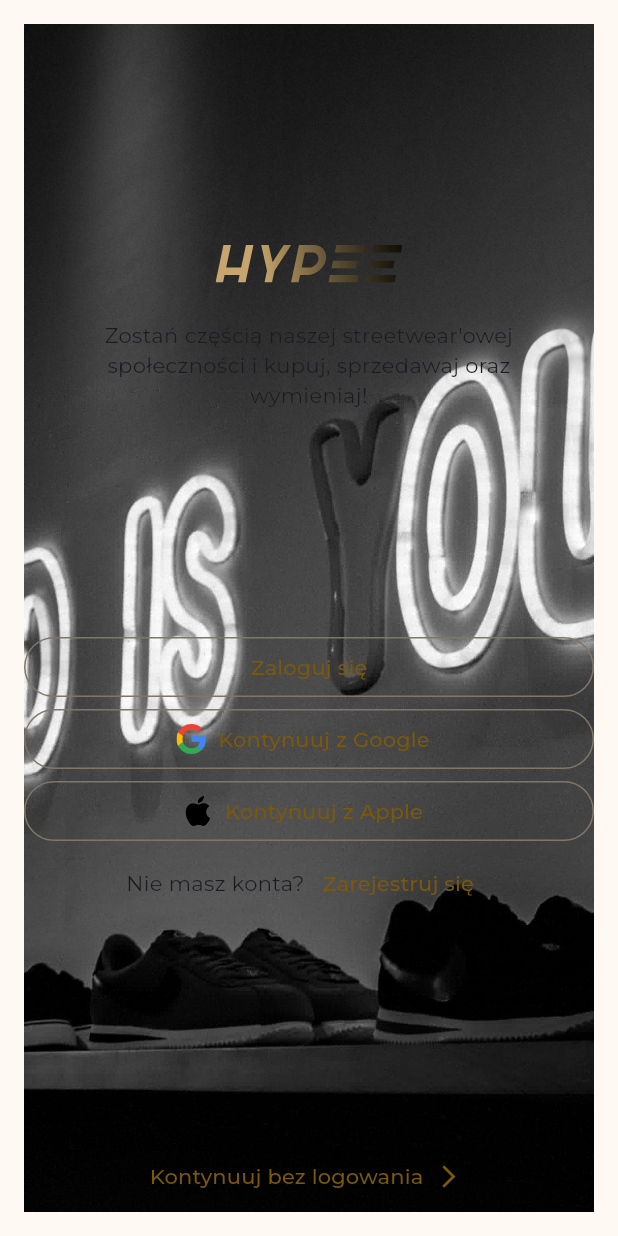
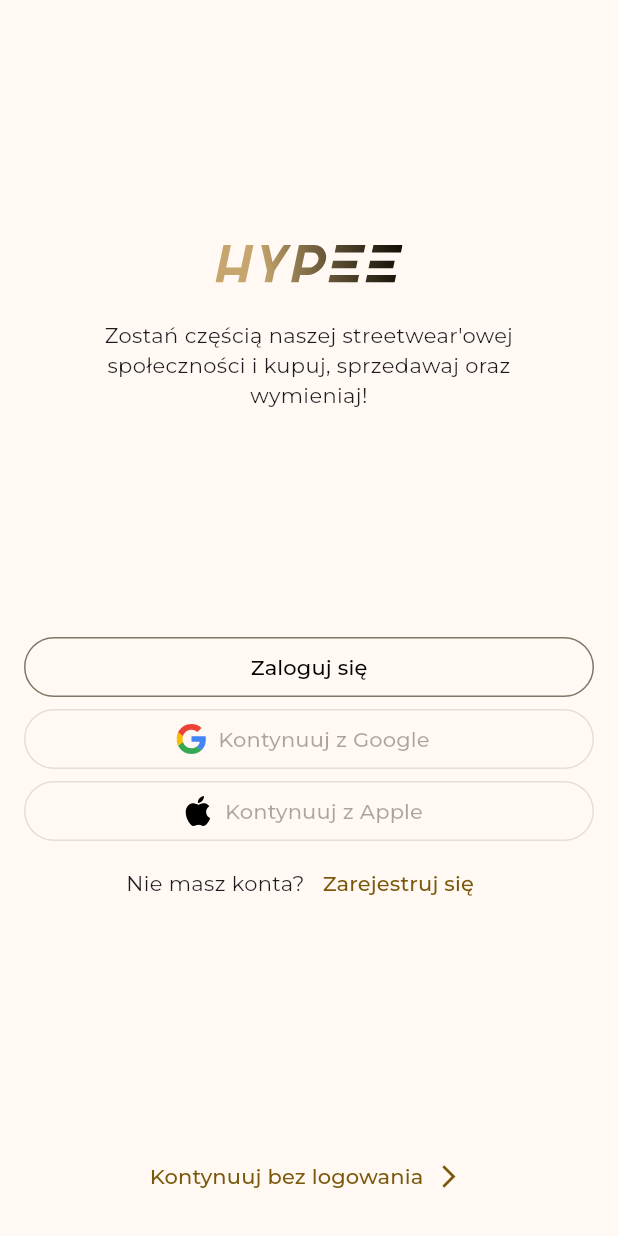
Before and after one commit to xmooncake/hypee, a Flutter app: the screen it shows after launch, on a phone screen of 412 x 824 dp. Run offline on Flutter 3.47's test engine with Material 3 defaults, Android fonts, the phone set to English and light mode, and no system bars; our stand-ins replace bloc, dio, equatable, flutter_bloc, flutter_svg, get_it and 3 more.

```diff
--- a/lib/features/app/app_dependencies.dart
+++ b/lib/features/app/app_dependencies.dart
@@ -8,7 +8,12 @@ class AppDependencies {
   static void register() {
     final getIt = GetIt.instance;
 
-    getIt.registerSingleton<AppBloc>(AppBloc());
-    getIt.registerSingleton<AppRouter>(AppRouter());
+    if (!getIt.isRegistered<AppBloc>()) {
+      getIt.registerSingleton<AppBloc>(AppBloc());
+    }
+
+    if (!getIt.isRegistered<AppRouter>()) {
+      getIt.registerSingleton<AppRouter>(AppRouter());
+    }
   }
 }
--- a/lib/features/app/bloc/app_bloc.dart
+++ b/lib/features/app/bloc/app_bloc.dart
@@ -1,14 +1,12 @@
-import 'dart:ffi';
 
 import 'package:bloc/bloc.dart';
 import 'package:equatable/equatable.dart';
-import 'package:hypee/features/app/router.dart';
 
 part 'app_event.dart';
 part 'app_state.dart';
 
 class AppBloc extends Bloc<AppEvent, AppState> {
-  AppBloc() : super(AppInitial()) {
+  AppBloc() : super(const AppState()) {
     on<AppEvent>((event, emit) {
       // TODO: implement event handler
     });
--- a/lib/features/app/router.dart
+++ b/lib/features/app/router.dart
@@ -11,16 +11,18 @@ import 'package:hypee/features/dashboard/dashboard.screen.dart';
 import 'package:hypee/features/home/home.screen.dart';
 
 class AppRouter {
-  AppRouter() {
+  AppRouter({
+    String initialLocation = kIntroduction,
+  }) {
     _router = GoRouter(
       navigatorKey: _rootNavigatorKey,
       debugLogDiagnostics: kDebugMode,
       initialLocation: kIntroduction,
       routes: [
-        // GoRoute(
-        //   path: '/',
-        // ),
-
+        GoRoute(
+          path: '/',
+          redirect: (context, state) => initialLocation,
+        ),
         ShellRoute(
           builder: (context, state, child) => AuthenticationScreen(
             child: child,
--- a/lib/features/authentication/authentication.screen.dart
+++ b/lib/features/authentication/authentication.screen.dart
@@ -1,6 +1,7 @@
 import 'package:flutter/material.dart';
 
 import 'package:flutter_bloc/flutter_bloc.dart';
+import 'package:go_router/go_router.dart';
 
 import 'package:hypee/features/authentication/cubit/authentication_cubit.dart';
 
@@ -18,14 +19,15 @@ class AuthenticationScreen extends StatelessWidget {
       child: Scaffold(
         body: SafeArea(
           minimum: const EdgeInsets.all(16),
-          child: Container(
-            decoration: const BoxDecoration(
-              image: DecorationImage(
-                image: AssetImage('assets/images/background.jpg'),
-                fit: BoxFit.cover,
+          child: Column(
+            children: [
+              Expanded(child: child),
+              TextButton.icon(
+                onPressed: () => context.go('/dashboard'),
+                icon: const Text('Kontynuuj bez logowania'),
+                label: const Icon(Icons.arrow_forward_ios),
               ),
-            ),
-            child: child,
+            ],
           ),
         ),
       ),
--- a/lib/features/authentication/components/authentication_outlined_button.dart
+++ b/lib/features/authentication/components/authentication_outlined_button.dart
@@ -14,17 +14,19 @@ class AuthenticationOutlinedButton extends StatelessWidget {
 
   @override
   Widget build(BuildContext context) {
+    final label = Text(this.label, style: const TextStyle(color: Colors.black));
+
     if (icon != null) {
       return OutlinedButton.icon(
         onPressed: onPressed,
         icon: Icon(icon),
-        label: Text(label),
+        label: label,
       );
     }
 
     return OutlinedButton(
       onPressed: onPressed,
-      child: Text(label),
+      child: label,
     );
   }
 }
--- a/lib/features/authentication/views/introduction.view.dart
+++ b/lib/features/authentication/views/introduction.view.dart
@@ -1,6 +1,7 @@
 import 'package:flutter/material.dart';
 
 import 'package:flutter_svg/svg.dart';
+import 'package:go_router/go_router.dart';
 
 import 'package:hypee/features/authentication/components/authentication_outlined_button.dart';
 
@@ -30,11 +31,11 @@ class IntroductionView extends StatelessWidget {
         ),
         const Spacer(),
         AuthenticationOutlinedButton(
-          onPressed: () {},
+          onPressed: () => context.go('/introduction/login'),
           label: 'Zaloguj się',
         ),
         OutlinedButton.icon(
-          onPressed: () {},
+          onPressed: null,
           icon: SvgPicture.asset(
             'assets/icons/google.svg',
             width: 20,
@@ -45,7 +46,7 @@ class IntroductionView extends StatelessWidget {
           ),
         ),
         OutlinedButton.icon(
-          onPressed: () {},
+          onPressed: null,
           icon: SvgPicture.asset(
             'assets/icons/apple.svg',
             width: 20,
@@ -60,12 +61,7 @@ class IntroductionView extends StatelessWidget {
             TextButton(onPressed: () {}, child: const Text('Zarejestruj się')),
           ],
         ),
-        const Spacer(),
-        TextButton.icon(
-          onPressed: () {},
-          icon: const Text('Kontynuuj bez logowania'),
-          label: const Icon(Icons.arrow_forward_ios),
-        ),
+        Spacer()
       ],
     );
   }
```
Also changed, not shown: lib/features/app/bloc/app_state.dart (+9 -5 lines), lib/features/authentication/views/login.view.dart (+21 -2 lines).
